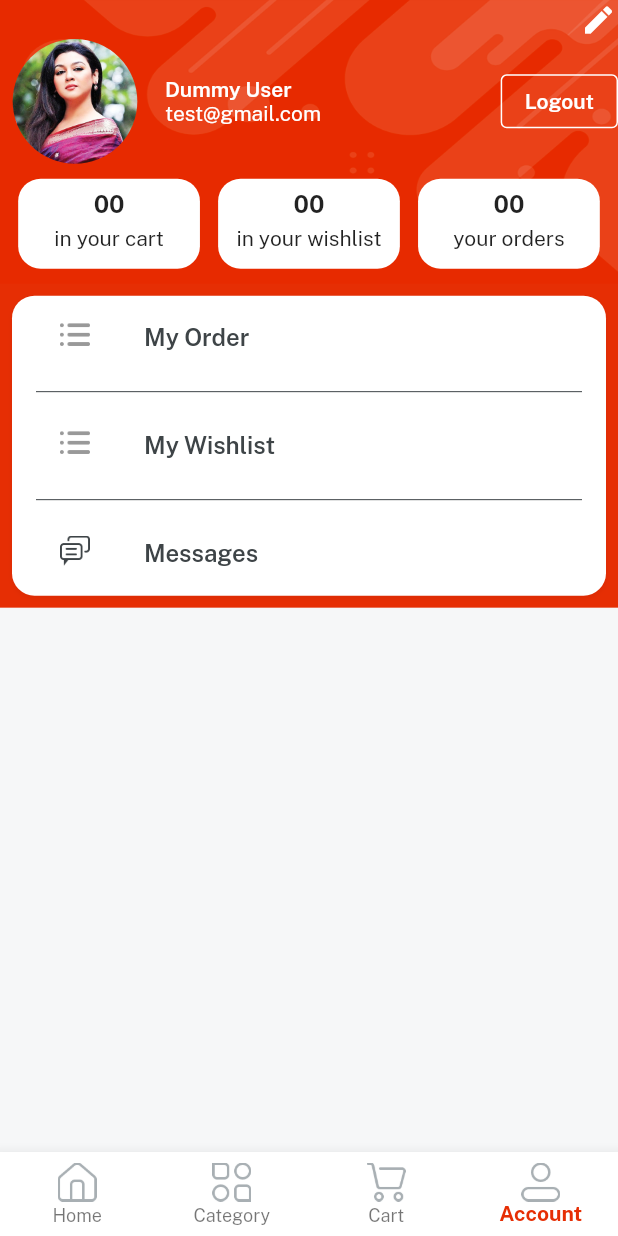
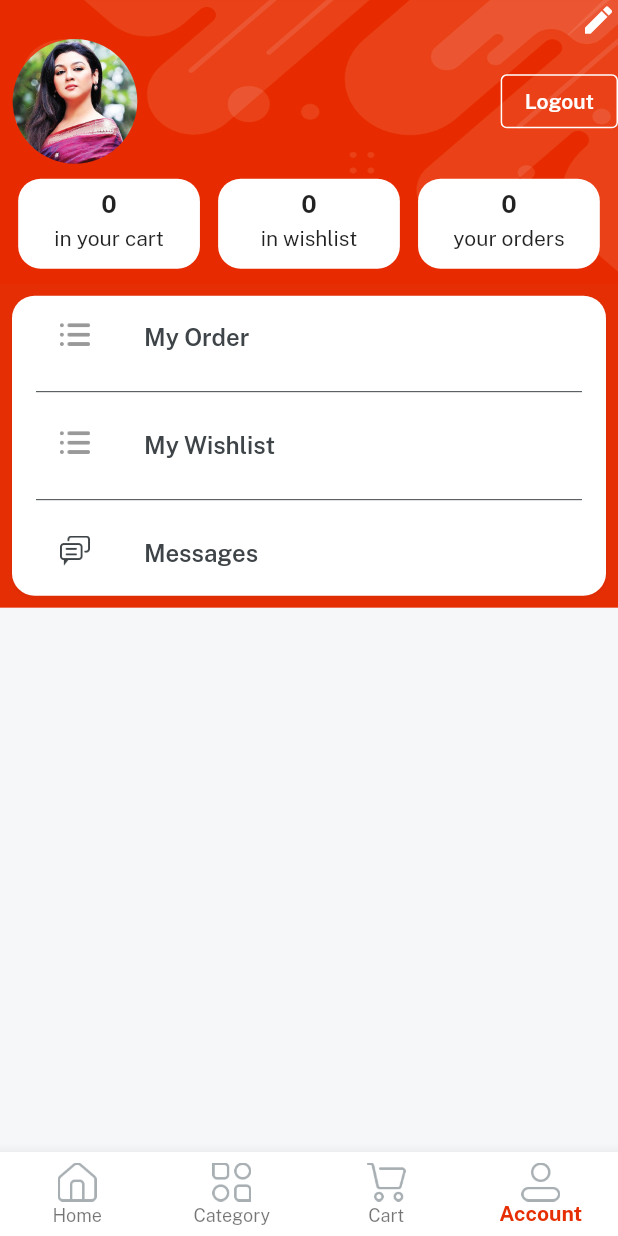
Before and after one commit to abdGhost/emart, a Flutter app: the screen it shows once a user with an empty profile is signed in, item 4 of the bottom bar chosen, on a phone screen of 412 x 824 dp. Run offline on Flutter 3.47's test engine with Material 2 defaults, Android fonts, the phone set to English and light mode, and no system bars; our stand-ins replace cloud_firestore, firebase_auth, firebase_core, get, image_picker, velocity_x; accounts and stored records are empty.

Commit message:
working on edit profile screen

```diff
--- a/lib/controllers/profile_controller.dart
+++ b/lib/controllers/profile_controller.dart
@@ -4,16 +4,22 @@ import 'package:get/get.dart';
 import 'package:image_picker/image_picker.dart';
 
 class ProfileController extends GetxController {
-  var profileController = ''.obs;
+  var profileImagePath = ''.obs;
+
+  var nameController = TextEditingController();
+  var passwordController = TextEditingController();
 
   updateProfileImage(context) async {
     try {
-      final profileImage = await ImagePicker().pickImage(source: ImageSource.gallery);
+      final profileImage =
+          await ImagePicker().pickImage(source: ImageSource.gallery);
       if (profileImage == null) return;
 
-      profileController.value = profileImage.path;
+      profileImagePath.value = profileImage.path;
     } on PlatformException catch (e) {
       VxToast.show(context, msg: e.toString());
     }
   }
+
+
 }
--- a/lib/services/firestore_services.dart
+++ b/lib/services/firestore_services.dart
@@ -2,9 +2,9 @@ import 'package:emart_app/consts/consts.dart';
 
 class FirestoreServices {
   static getUser(uid) {
-    firebaseFirestore
-        .collection(userCollection)
-        .where('id', isEqualTo: uid)
+    return firebaseFirestore
+        .collection('users')
+        .where("id", isEqualTo: uid)
         .snapshots();
   }
 }
--- a/lib/views/profile_screens/profile_screen.dart
+++ b/lib/views/profile_screens/profile_screen.dart
@@ -1,5 +1,8 @@
+import 'package:cloud_firestore/cloud_firestore.dart';
 import 'package:emart_app/consts/icons_list.dart';
 import 'package:emart_app/controllers/auth_controller/auth_controller.dart';
+import 'package:emart_app/controllers/profile_controller.dart';
+import 'package:emart_app/services/firestore_services.dart';
 import 'package:emart_app/views/auth_screens/login_screen.dart';
 import 'package:emart_app/views/profile_screens/components/details_card.dart';
 import 'package:emart_app/views/profile_screens/edit_profile_screen.dart';
@@ -13,8 +16,27 @@ class ProfileScreen extends StatelessWidget {
 
   @override
   Widget build(BuildContext context) {
+    var controller = Get.put(ProfileController());
+    // print(FirestoreServices.getUser(currentUser!.uid));
+
     return bgWidget(
-      child: Scaffold(
+      child: StreamBuilder(
+          stream: FirestoreServices.getUser(currentUser!.uid),
+          builder:
+              (BuildContext context, AsyncSnapshot<QuerySnapshot> snapshot) {
+            print(currentUser!.uid);
+            if (!snapshot.hasData) {
+              return const Center(
+                child: CircularProgressIndicator(
+                  valueColor: AlwaysStoppedAnimation(
+                    redColor,
+                  ),
+                ),
+              );
+            } else {
+              var data = snapshot.data!.docs[0];
+
+              return Scaffold(
                 body: SafeArea(
                   child: Column(
                     children: [
@@ -29,7 +51,9 @@ class ProfileScreen extends StatelessWidget {
                           ),
                         ),
                       ).onTap(() {
-                Get.to(() => const EditProfileScreen());
+                        Get.to(() => EditProfileScreen(
+                              data: data,
+                            ));
                       }),
                       //Profile Details Section
                       Row(
@@ -44,8 +68,12 @@ class ProfileScreen extends StatelessWidget {
                             child: Column(
                               crossAxisAlignment: CrossAxisAlignment.start,
                               children: [
-                        "Dummy User".text.white.fontFamily(semibold).make(),
-                        "test@gmail.com".text.white.make(),
+                                "${data['name']}"
+                                    .text
+                                    .white
+                                    .fontFamily(semibold)
+                                    .make(),
+                                "${data['email']}".text.white.make(),
                               ],
                             ),
                           ),
@@ -57,7 +85,8 @@ class ProfileScreen extends StatelessWidget {
                               await Get.put(AuthController()).signOutMethod();
                               Get.offAll(() => const LoginScreen());
                             },
-                    child: "Logout".text.white.fontFamily(semibold).make(),
+                            child:
+                                "Logout".text.white.fontFamily(semibold).make(),
                           ),
                         ],
                       ),
@@ -67,17 +96,17 @@ class ProfileScreen extends StatelessWidget {
                         children: [
                           detialsCard(
                             width: context.screenWidth / 3.4,
-                    count: "00",
+                            count: "${data['cart_count']}",
                             title: "in your cart",
                           ),
                           detialsCard(
                             width: context.screenWidth / 3.4,
-                    count: "00",
-                    title: "in your wishlist",
+                            count: "${data['wishlist_count']}",
+                            title: "in wishlist",
                           ),
                           detialsCard(
                             width: context.screenWidth / 3.4,
-                    count: "00",
+                            count: "${data['total_count']}",
                             title: "your orders",
                           ),
                         ],
@@ -119,7 +148,9 @@ class ProfileScreen extends StatelessWidget {
                     ],
                   ),
                 ),
-      ),
+              );
+            }
+          }),
     );
   }
 }
--- a/lib/views/splash_screen/splash_screen.dart
+++ b/lib/views/splash_screen/splash_screen.dart
@@ -22,6 +22,7 @@ class _SplashScreenState extends State<SplashScreen> {
           Get.to(() => const LoginScreen());
         } else {
           Get.to(() => const Home());
+          // Get.to(() => const LoginScreen());
         }
       });
     });
```
Also changed, not shown: lib/views/profile_screens/edit_profile_screen.dart (+20 -8 lines). Lines whose indentation alone changed are shown as unchanged.
